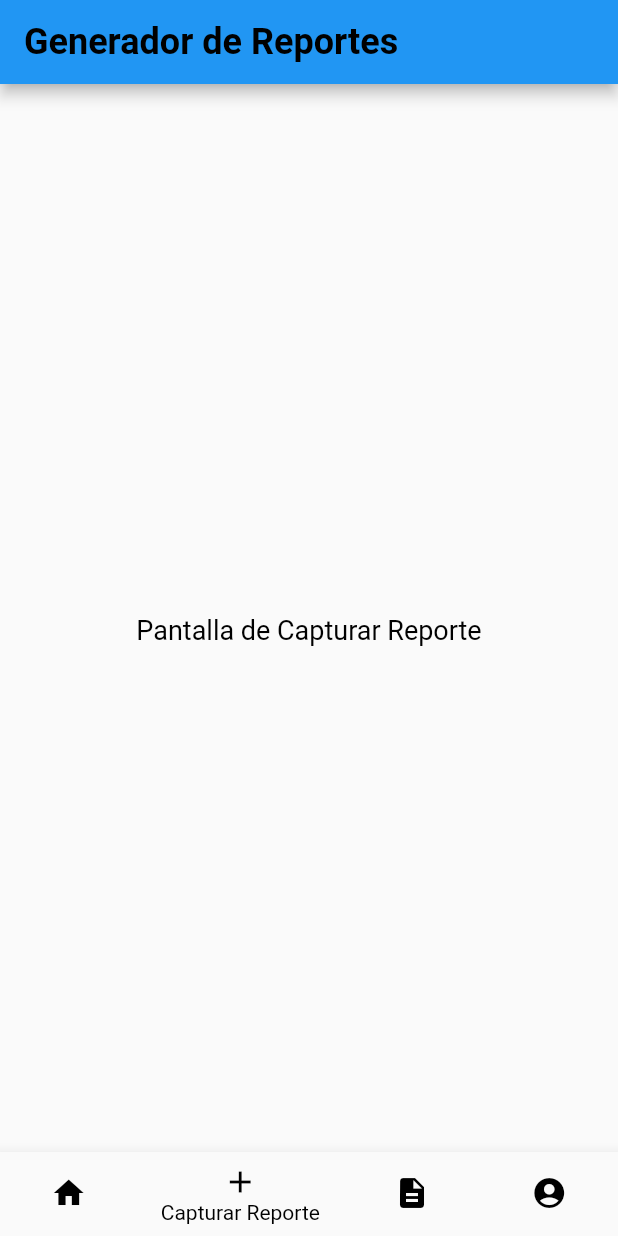
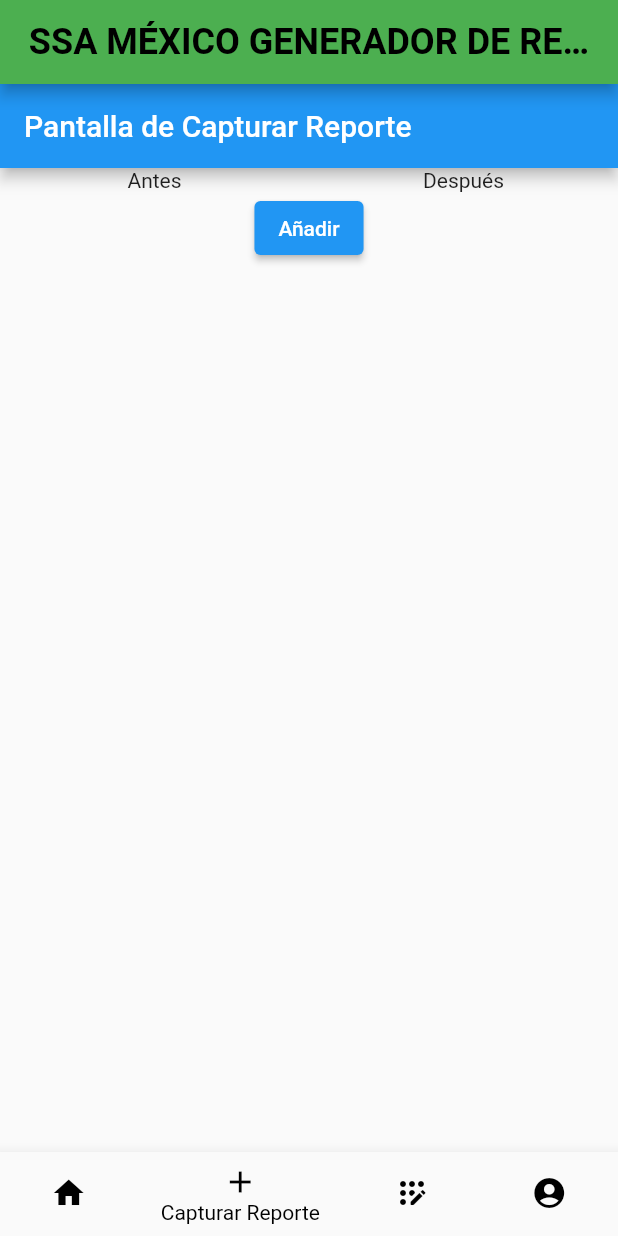
Before and after one commit to Baalgarthem/generadorReportes, a Flutter app: the screen it shows after launch, item 2 of the bottom bar chosen, on a phone screen of 412 x 824 dp. Run offline on Flutter 3.47's test engine with Material 2 defaults, Android fonts, the phone set to English and light mode, and no system bars.

Commit message:
Stable design 0.2

```diff
--- a/lib/main.dart
+++ b/lib/main.dart
@@ -1,4 +1,8 @@
 import 'package:flutter/material.dart';
+import 'package:ssa_app/paginas/pantalla_capturarReporte.dart';
+import 'package:ssa_app/paginas/pantalla_reportes.dart';
+import 'paginas/pantalla_usuario.dart';
+import 'paginas/pantalla_inicio.dart';
 
 void main() {
   runApp(MyApp());
@@ -8,17 +12,18 @@
   @override
   Widget build(BuildContext context) {
     return MaterialApp(
-      home: HomeScreen(),
+      home: MainScreen(),
+      debugShowCheckedModeBanner: false,
     );
   }
 }
 
-class HomeScreen extends StatefulWidget {
+class MainScreen extends StatefulWidget {
   @override
-  _HomeScreenState createState() => _HomeScreenState();
+  _MainScreenState createState() => _MainScreenState();
 }
 
-class _HomeScreenState extends State<HomeScreen> {
+class _MainScreenState extends State<MainScreen> {
   int _selectedIndex = 0;
 
   void _onItemTapped(int index) {
@@ -28,10 +33,10 @@
   }
 
   final List<Widget> _pages = [
-    _buildPage('Pantalla de Inicio'),
-    _buildPage('Pantalla de Capturar Reporte'),
-    _buildPage('Pantalla de Ver Reportes'),
-    _buildPage('Pantalla de Usuario'),
+    PantallaInicio(),
+    PantallaCapturarReporte(),
+    PantallaVerReportes(),
+    PantallaUsuario(),
   ];
 
   static Widget _buildPage(String text, {IconData? icon}) {
@@ -62,21 +67,24 @@
   Widget build(BuildContext context) {
     return Scaffold(
       appBar: AppBar(
+        backgroundColor: Colors.green,
         title: Text(
-          'Generador de Reportes',
+          'SSA MÉXICO GENERADOR DE REPORTES',
           style: TextStyle(
             color: Colors.black, // Color del título
             fontSize: 24, // Tamaño del título
             fontWeight: FontWeight.bold, // Negrita
           ),
+          textAlign: TextAlign.center, // Centrar el título
         ),
+        centerTitle: true, // Centrar el título en la AppBar
       ),
       body: _pages[_selectedIndex],
       bottomNavigationBar: BottomNavigationBar(
         items: [
           _buildBottomNavItem(Icons.home, 'Inicio'),
           _buildBottomNavItem(Icons.add, 'Capturar Reporte'),
-          _buildBottomNavItem(Icons.description, 'Ver Reportes'),
+          _buildBottomNavItem(Icons.app_registration_rounded, 'Ver Reportes'),
           _buildBottomNavItem(Icons.account_circle, 'Usuario'),
         ],
         currentIndex: _selectedIndex,
--- /dev/null
+++ b/lib/paginas/pantalla_capturarReporte.dart
@@ -0,0 +1,101 @@
+import 'package:flutter/material.dart';
+
+class PantallaCapturarReporte extends StatefulWidget {
+  @override
+  _PantallaCapturarReporteState createState() =>
+      _PantallaCapturarReporteState();
+}
+
+class _PantallaCapturarReporteState extends State<PantallaCapturarReporte> {
+  List<TableRow> filas = [
+    TableRow(
+      children: [
+        TableCell(
+          child: Center(
+            child: Text('Antes'),
+          ),
+        ),
+        TableCell(
+          child: Center(
+            child: Text('Después'),
+          ),
+        ),
+      ],
+    ),
+  ];
+
+  void agregarFila() {
+    setState(() {
+      filas.add(
+        TableRow(
+          children: [
+            TableCell(
+              child: GestureDetector(
+                onTap: () {
+                  // Agregar lógica para seleccionar imagen desde la galería o la cámara
+                },
+                child: Padding(
+                  padding: const EdgeInsets.all(8.0),
+                  child: Column(
+                    children: [
+                      Icon(Icons.camera_alt),
+                      Text('Seleccionar imagen'),
+                    ],
+                  ),
+                ),
+              ),
+            ),
+            TableCell(
+              child: GestureDetector(
+                onTap: () {
+                  // Agregar lógica para seleccionar imagen desde la galería o la cámara
+                },
+                child: Padding(
+                  padding: const EdgeInsets.all(8.0),
+                  child: Column(
+                    children: [
+                      Icon(Icons.camera),
+                      Text('Seleccionar imagen'),
+                    ],
+                  ),
+                ),
+              ),
+            ),
+          ],
+        ),
+      );
+    });
+  }
+
+  @override
+  Widget build(BuildContext context) {
+    return Scaffold(
+      appBar: AppBar(
+        title: Text('Pantalla de Capturar Reporte'),
+      ),
+      body: Center(
+        child: Column(
+          children: [
+            Table(
+              columnWidths: {
+                0: FlexColumnWidth(1),
+                1: FlexColumnWidth(1),
+              },
+              children: filas,
+            ),
+            ElevatedButton(
+              onPressed: agregarFila,
+              child: Text('Añadir'),
+            ),
+          ],
+        ),
+      ),
+    );
+  }
+}
+
+void main() {
+  runApp(MaterialApp(
+    home: PantallaCapturarReporte(),
+  ));
+}
--- a/pubspec.yaml
+++ b/pubspec.yaml
@@ -30,10 +30,8 @@
 dependencies:
   flutter:
     sdk: flutter
-
-  # The following adds the Cupertino Icons font to your application.
-  # Use with the CupertinoIcons class for iOS style icons.
   cupertino_icons: ^1.0.2
+  flutter_svg: ^2.0.9
 
 dev_dependencies:
   flutter_test:
```
Also changed, not shown: lib/paginas/pantalla_inicio.dart (added, +15 -0 lines), lib/paginas/pantalla_reportes.dart (added, +15 -0 lines), lib/paginas/pantalla_usuario.dart (added, +36 -0 lines), lib/assets/logo.png (deleted), pubspec.lock.
